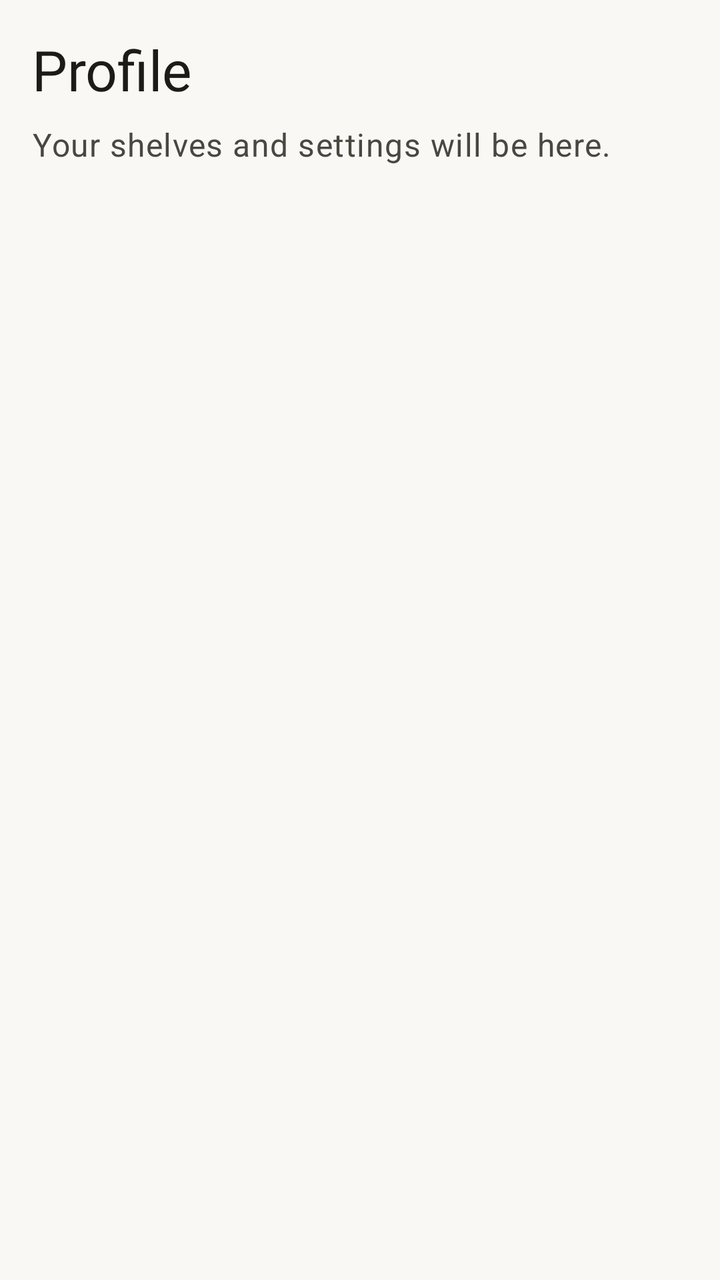
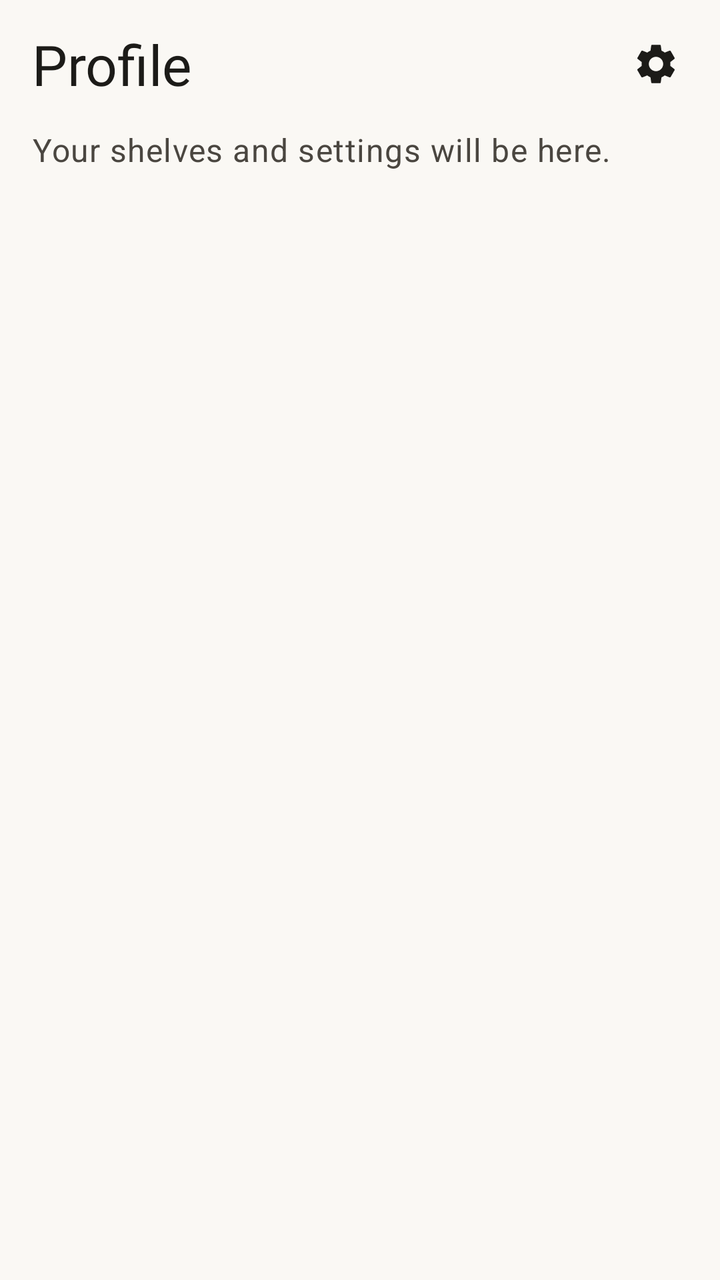

Before-and-after screenshots of an Android layout around one commit, followed by the original layout XML and the change that was made.
<!-- AndroidManifest.xml: application theme Theme.FreeLibrary -->
<!-- res/layout/fragment_profile.xml -->
<?xml version="1.0" encoding="utf-8"?>
<LinearLayout xmlns:android="http://schemas.android.com/apk/res/android"
    android:id="@+id/profileRoot"
    android:layout_width="match_parent"
    android:layout_height="match_parent"
    android:orientation="vertical">

    <TextView
        android:id="@+id/profileTitle"
        android:layout_width="match_parent"
        android:layout_height="wrap_content"
        android:paddingStart="@dimen/spacing_m"
        android:paddingTop="@dimen/spacing_m"
        android:paddingEnd="@dimen/spacing_m"
        android:paddingBottom="@dimen/spacing_s"
        android:text="@string/profile_title"
        android:textAppearance="@style/TextAppearance.FreeLibrary.HeadlineMedium"
        android:textColor="?attr/colorOnSurface" />

    <TextView
        android:id="@+id/profilePlaceholder"
        android:layout_width="match_parent"
        android:layout_height="wrap_content"
        android:paddingStart="@dimen/spacing_m"
        android:paddingEnd="@dimen/spacing_m"
        android:text="@string/profile_placeholder"
        android:textAppearance="?attr/textAppearanceBodyLarge"
        android:textColor="?attr/colorOnSurfaceVariant" />

</LinearLayout>
<!-- resources referenced by this layout -->
<resources>
  <dimen name="spacing_m">16dp</dimen>
  <dimen name="spacing_s">8dp</dimen>
  <string name="profile_placeholder">Your shelves and settings will be here.</string>
  <string name="profile_title">Profile</string>
  <style name="TextAppearance.FreeLibrary.HeadlineMedium" parent="TextAppearance.Material3.HeadlineMedium">
          <item name="fontFamily">@font/literata_semibold</item>
          <item name="android:fontFamily">@font/literata_semibold</item>
      </style>
  <color name="md_primary">#0B5E55</color>
  <color name="md_on_primary">#FFFFFF</color>
  <color name="md_primary_container">#BFEDE5</color>
  <color name="md_on_primary_container">#00201C</color>
  <color name="md_primary_inverse">#7ED3C7</color>
  <color name="md_secondary">#8A5A00</color>
  <color name="md_on_secondary">#FFFFFF</color>
  <color name="md_secondary_container">#FFE2B0</color>
  <color name="md_on_secondary_container">#2B1A00</color>
  <color name="md_background">#FAF8F4</color>
  <color name="md_on_background">#1C1B18</color>
  <color name="md_surface">#FAF8F4</color>
  <color name="md_on_surface">#1C1B18</color>
  <color name="md_surface_variant">#E8E2D6</color>
  <color name="md_on_surface_variant">#4A4640</color>
  <color name="md_surface_inverse">#31302C</color>
  <color name="md_on_surface_inverse">#F3F0EA</color>
  <color name="md_surface_container_lowest">#FFFFFF</color>
  <color name="md_surface_container_low">#F5F2EB</color>
  <color name="md_surface_container">#F0ECE3</color>
  <color name="md_surface_container_high">#EAE5DA</color>
  <color name="md_surface_container_highest">#E4DFD3</color>
  <color name="md_error">#BA1A1A</color>
  <color name="md_on_error">#FFFFFF</color>
  <color name="md_error_container">#FFDAD6</color>
  <color name="md_on_error_container">#410002</color>
  <color name="md_outline">#7A746B</color>
  <color name="md_outline_variant">#CDC6B9</color>
  <style name="TextAppearance.FreeLibrary.HeadlineLarge" parent="TextAppearance.Material3.HeadlineLarge">
          <item name="fontFamily">@font/literata_semibold</item>
          <item name="android:fontFamily">@font/literata_semibold</item>
      </style>
  <style name="TextAppearance.FreeLibrary.HeadlineSmall" parent="TextAppearance.Material3.HeadlineSmall">
          <item name="fontFamily">@font/literata_semibold</item>
          <item name="android:fontFamily">@font/literata_semibold</item>
      </style>
  <style name="TextAppearance.FreeLibrary.TitleLarge" parent="TextAppearance.Material3.TitleLarge">
          <item name="fontFamily">@font/literata_medium</item>
          <item name="android:fontFamily">@font/literata_medium</item>
      </style>
  <!-- unchanged entries left out for length: 1 -->
</resources>

<!-- the commit's change to res/layout/fragment_profile.xml (unified diff, before → after) -->
@@ -1,21 +1,40 @@
 <?xml version="1.0" encoding="utf-8"?>
 <LinearLayout xmlns:android="http://schemas.android.com/apk/res/android"
+    xmlns:app="http://schemas.android.com/apk/res-auto"
     android:id="@+id/profileRoot"
     android:layout_width="match_parent"
     android:layout_height="match_parent"
     android:orientation="vertical">
 
-    <TextView
-        android:id="@+id/profileTitle"
+    <LinearLayout
         android:layout_width="match_parent"
         android:layout_height="wrap_content"
+        android:gravity="center_vertical"
+        android:orientation="horizontal"
         android:paddingStart="@dimen/spacing_m"
-        android:paddingTop="@dimen/spacing_m"
-        android:paddingEnd="@dimen/spacing_m"
-        android:paddingBottom="@dimen/spacing_s"
-        android:text="@string/profile_title"
-        android:textAppearance="@style/TextAppearance.FreeLibrary.HeadlineMedium"
-        android:textColor="?attr/colorOnSurface" />
+        android:paddingTop="@dimen/spacing_s"
+        android:paddingEnd="@dimen/spacing_s"
+        android:paddingBottom="@dimen/spacing_s">
+
+        <TextView
+            android:id="@+id/profileTitle"
+            android:layout_width="0dp"
+            android:layout_height="wrap_content"
+            android:layout_weight="1"
+            android:text="@string/profile_title"
+            android:textAppearance="@style/TextAppearance.FreeLibrary.HeadlineMedium"
+            android:textColor="?attr/colorOnSurface" />
+
+        <ImageButton
+            android:id="@+id/profileSettings"
+            android:layout_width="48dp"
+            android:layout_height="48dp"
+            android:background="?attr/selectableItemBackgroundBorderless"
+            android:contentDescription="@string/settings_title"
+            android:src="@drawable/ic_settings"
+            app:tint="?attr/colorOnSurface" />
+
+    </LinearLayout>
 
     <TextView
         android:id="@+id/profilePlaceholder"
<!-- resource entries referenced after the edit -->
@@ -2,8 +2,21 @@
 <resources>
   <dimen name="spacing_m">16dp</dimen>
   <dimen name="spacing_s">8dp</dimen>
+  <!-- drawable ic_settings (drawable) -->
+  <?xml version="1.0" encoding="utf-8"?>
+  <vector xmlns:android="http://schemas.android.com/apk/res/android"
+      android:width="24dp"
+      android:height="24dp"
+      android:tint="?attr/colorControlNormal"
+      android:viewportWidth="24"
+      android:viewportHeight="24">
+      <path
+          android:fillColor="#FF000000"
+          android:pathData="M19.14,12.94c0.04,-0.3 0.06,-0.61 0.06,-0.94c0,-0.32 -0.02,-0.64 -0.07,-0.94l2.03,-1.58c0.18,-0.14 0.23,-0.41 0.12,-0.61l-1.92,-3.32c-0.12,-0.22 -0.37,-0.29 -0.59,-0.22l-2.39,0.96c-0.5,-0.38 -1.03,-0.7 -1.62,-0.94L14.4,2.81c-0.04,-0.24 -0.24,-0.41 -0.48,-0.41h-3.84c-0.24,0 -0.43,0.17 -0.47,0.41L9.25,5.35C8.66,5.59 8.12,5.92 7.63,6.29L5.24,5.33c-0.22,-0.08 -0.47,0 -0.59,0.22L2.74,8.87C2.62,9.08 2.66,9.34 2.86,9.48l2.03,1.58C4.84,11.36 4.8,11.69 4.8,12s0.02,0.64 0.07,0.94l-2.03,1.58c-0.18,0.14 -0.23,0.41 -0.12,0.61l1.92,3.32c0.12,0.22 0.37,0.29 0.59,0.22l2.39,-0.96c0.5,0.38 1.03,0.7 1.62,0.94l0.36,2.54c0.05,0.24 0.24,0.41 0.48,0.41h3.84c0.24,0 0.44,-0.17 0.47,-0.41l0.36,-2.54c0.59,-0.24 1.13,-0.56 1.62,-0.94l2.39,0.96c0.22,0.08 0.47,0 0.59,-0.22l1.92,-3.32c0.12,-0.22 0.07,-0.47 -0.12,-0.61L19.14,12.94zM12,15.6c-1.98,0 -3.6,-1.62 -3.6,-3.6s1.62,-3.6 3.6,-3.6s3.6,1.62 3.6,3.6S13.98,15.6 12,15.6z" />
+  </vector>
   <string name="profile_placeholder">Your shelves and settings will be here.</string>
   <string name="profile_title">Profile</string>
+  <string name="settings_title">Settings</string>
   <style name="TextAppearance.FreeLibrary.HeadlineMedium" parent="TextAppearance.Material3.HeadlineMedium">
           <item name="fontFamily">@font/literata_semibold</item>
           <item name="android:fontFamily">@font/literata_semibold</item>
